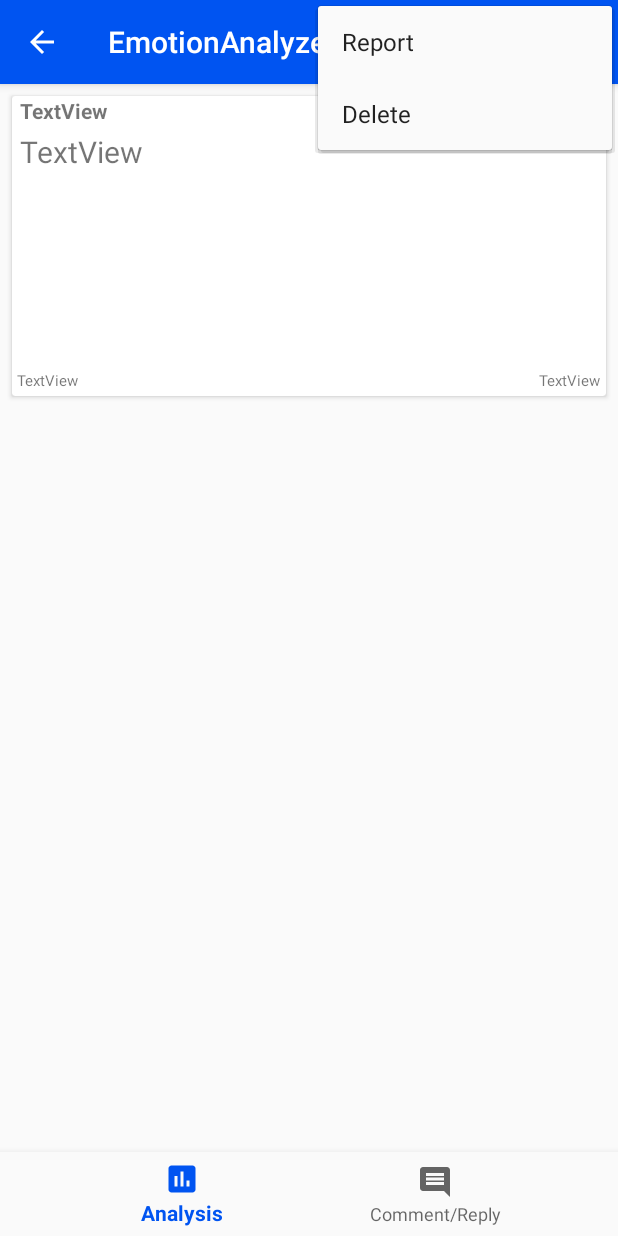
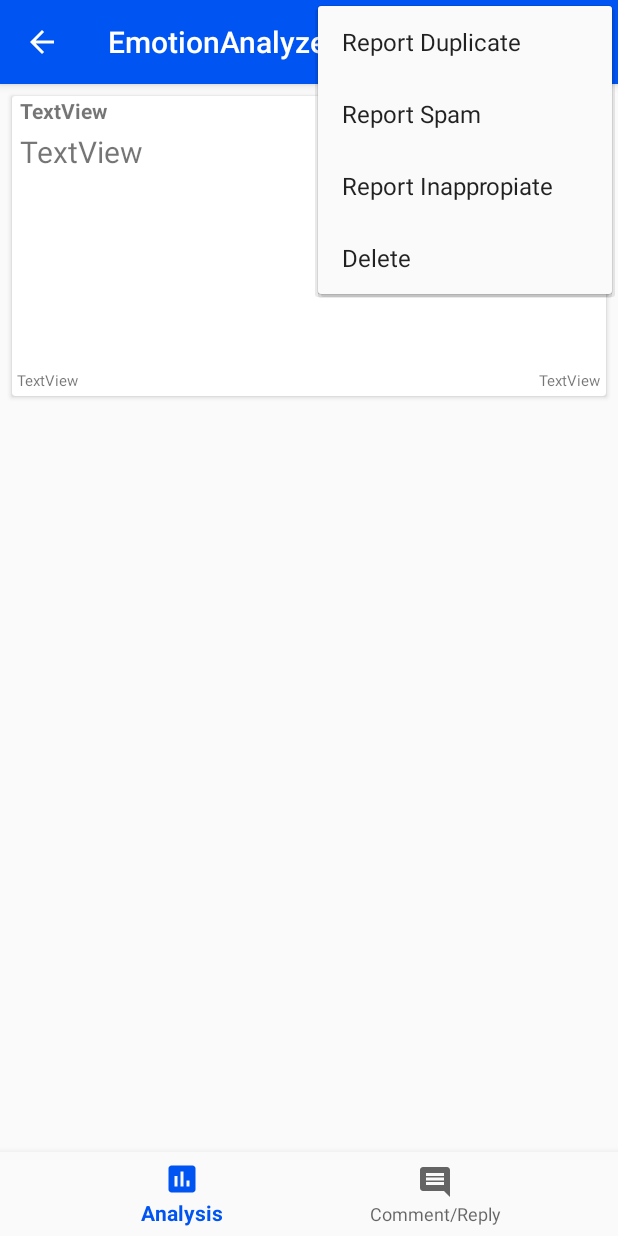
Before and after one commit to miguelrivera11/CS161-Emotion-Analyzer, an Android app: the TopicDetail screen opened directly, with no data from a screen before it, with the options menu open, on a phone screen of 412 x 824 dp. Run offline under Robolectric (Android 15) with nearby library versions, the phone set to English and light mode, and no system bars; our stand-ins replace Firebase (no records; nobody signed in at launch, a user with empty details on screens opened directly); libraries missing offline, so code that uses them is left out: com.github.mikephil.charting; 10 statements that could not run were skipped.

Commit message:
report finished, and comment error fixed

```diff
--- a/app/src/main/java/com/example/smart/emotionanalyzer/AccountFragment.java
+++ b/app/src/main/java/com/example/smart/emotionanalyzer/AccountFragment.java
@@ -40,7 +40,7 @@ public class AccountFragment extends Fragment {
         emailDisplay.setText("Email: " + userManager.getEmail());
         ImageView profilePicture = view.findViewById(R.id.profile_pic);
         Bitmap bitmap;
-            userManager.displayProfilePicture(profilePicture, getActivity());
+            userManager.displayProfilePicture(profilePicture, getActivity(), userManager.getUserID());
 
         editAccount.setOnClickListener(new OnClickListener() {
             @Override
--- a/app/src/main/java/com/example/smart/emotionanalyzer/EditAccountActivity.java
+++ b/app/src/main/java/com/example/smart/emotionanalyzer/EditAccountActivity.java
@@ -48,7 +48,7 @@ public class EditAccountActivity extends AppCompatActivity {
         TextView selectPic = findViewById(R.id.select_pic);
         profilePic = findViewById(R.id.profile_pic);
 
-        userManager.displayProfilePicture(profilePic, this);
+        userManager.displayProfilePicture(profilePic, this, userManager.getUserID());
         nameField.setText(user.getDisplayName());
         emailField.setText(user.getEmail());
         changePassword.setOnCheckedChangeListener(new CompoundButton.OnCheckedChangeListener() {
--- a/app/src/main/java/com/example/smart/emotionanalyzer/MainFeedFragment.java
+++ b/app/src/main/java/com/example/smart/emotionanalyzer/MainFeedFragment.java
@@ -53,6 +53,7 @@ public class MainFeedFragment extends Fragment {
                 Bundle bundle = getActivity().getIntent().getExtras();
                 bundle.putParcelable("topic", t);
                 bundle.putString("topicID", t.getTopicID());
+                bundle.putString("fragment", "main feed");
                 bundle.putString("fragment_detail", "Analysis");
                 activityManager.changeActivty(TopicDetail.class, bundle);
             }
--- a/app/src/main/java/com/example/smart/emotionanalyzer/TopicDatabaseManager.java
+++ b/app/src/main/java/com/example/smart/emotionanalyzer/TopicDatabaseManager.java
@@ -278,6 +278,8 @@ public class TopicDatabaseManager {
         topicRef.removeValue();
         UserManager userManager = new UserManager();
         userManager.deleteCreatedTopic(topicID);
+        ReportManager reportManager = new ReportManager();
+        reportManager.deleteReport(topicID);
     }
 
     public void addCommentToTopic(Topic topic, Comment comment) {
--- a/app/src/main/java/com/example/smart/emotionanalyzer/UserManager.java
+++ b/app/src/main/java/com/example/smart/emotionanalyzer/UserManager.java
@@ -42,8 +42,6 @@ public class UserManager{
         firebaseUser = mAuth.getCurrentUser();
         FirebaseDatabase database = FirebaseDatabase.getInstance();
         userRef = database.getReference("Users/" + firebaseUser.getUid());
-        StorageReference storageReference = FirebaseStorage.getInstance().getReference();
-        profilePictureRef = storageReference.child(firebaseUser.getUid() + "/profilePicture");
     }
 
     public void addUserInfo(String name) {
@@ -120,9 +118,11 @@ public class UserManager{
                 });
     }
 
-    public void displayProfilePicture(final ImageView profilePic, final Activity context) {
+    public void displayProfilePicture(final ImageView profilePic, final Activity context, final String userID) {
         try {
             final File localFile = File.createTempFile("images", "jpg");
+            StorageReference storageReference = FirebaseStorage.getInstance().getReference();
+            profilePictureRef = storageReference.child(userID + "/profilePicture");
             profilePictureRef.getFile(localFile)
                     .addOnSuccessListener(new OnSuccessListener<FileDownloadTask.TaskSnapshot>() {
                         @Override
--- a/app/src/main/res/layout/list_group.xml
+++ b/app/src/main/res/layout/list_group.xml
@@ -1,5 +1,6 @@
 <?xml version="1.0" encoding="utf-8"?>
 <RelativeLayout xmlns:android="http://schemas.android.com/apk/res/android"
+    xmlns:app="http://schemas.android.com/apk/res-auto"
     android:layout_width="fill_parent"
     android:layout_height="wrap_content"
     android:orientation="vertical"
@@ -20,7 +21,8 @@
         android:layout_width="100dp"
         android:layout_height="25dp"
         android:layout_marginRight="-43dp"
-        android:layout_toLeftOf="@id/infoTextView" />
+        android:layout_toLeftOf="@id/infoTextView"
+        app:srcCompat="@android:drawable/ic_menu_gallery" />
 
     <TextView
         android:id="@+id/infoTextView"
--- a/app/src/main/res/menu/topic_detail_menu.xml
+++ b/app/src/main/res/menu/topic_detail_menu.xml
@@ -2,9 +2,18 @@
 <menu xmlns:android="http://schemas.android.com/apk/res/android">
 
     <item
-        android:id="@+id/topic_detail_report"
+        android:id="@+id/topic_detail_report_duplicate"
         android:icon="@drawable/ic_dashboard_black_24dp"
-        android:title="@string/report" />
+        android:title="@string/report_duplicate" />
+
+    <item
+        android:id="@+id/topic_detail_report_spam"
+        android:icon="@drawable/ic_dashboard_black_24dp"
+        android:title="@string/report_spam" />
+    <item
+        android:id="@+id/topic_detail_report_inappropiate"
+        android:icon="@drawable/ic_dashboard_black_24dp"
+        android:title="@string/report_inappropiate" />
 
     <item
         android:id="@+id/topic_detail_delete"
--- a/app/src/main/res/values/strings.xml
+++ b/app/src/main/res/values/strings.xml
@@ -35,4 +35,7 @@
     <string name="change_profilePicture"><u>Change Profile Picture</u></string>
     <string name="delete">Delete</string>
     <string name="report">Report</string>
+    <string name="report_spam">Report Spam</string>
+    <string name="report_duplicate">Report Duplicate</string>
+    <string name="report_inappropiate">Report Inappropiate</string>
 </resources>
```
Also changed, not shown: app/src/main/java/com/example/smart/emotionanalyzer/Comment.java (+56 -1 lines), app/src/main/java/com/example/smart/emotionanalyzer/CommentFragment.java (+6 -2 lines), app/src/main/java/com/example/smart/emotionanalyzer/ExpandableListAdapter.java (+5 -2 lines), app/src/main/java/com/example/smart/emotionanalyzer/Report.java (+29 -0 lines), app/src/main/java/com/example/smart/emotionanalyzer/ReportManager.java (added, +48 -0 lines), app/src/main/java/com/example/smart/emotionanalyzer/Topic.java (+17 -15 lines), app/src/main/java/com/example/smart/emotionanalyzer/TopicDetail.java (+11 -0 lines).
